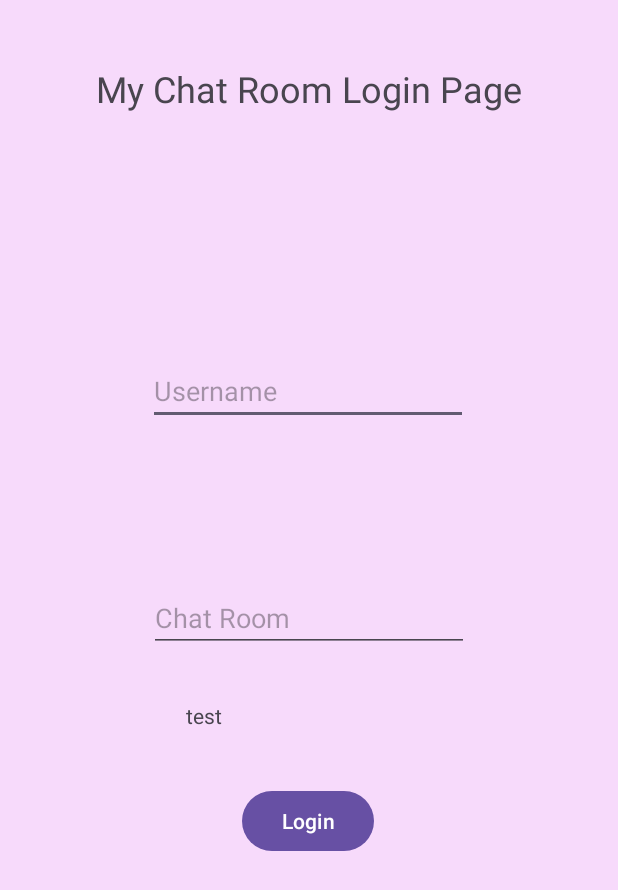
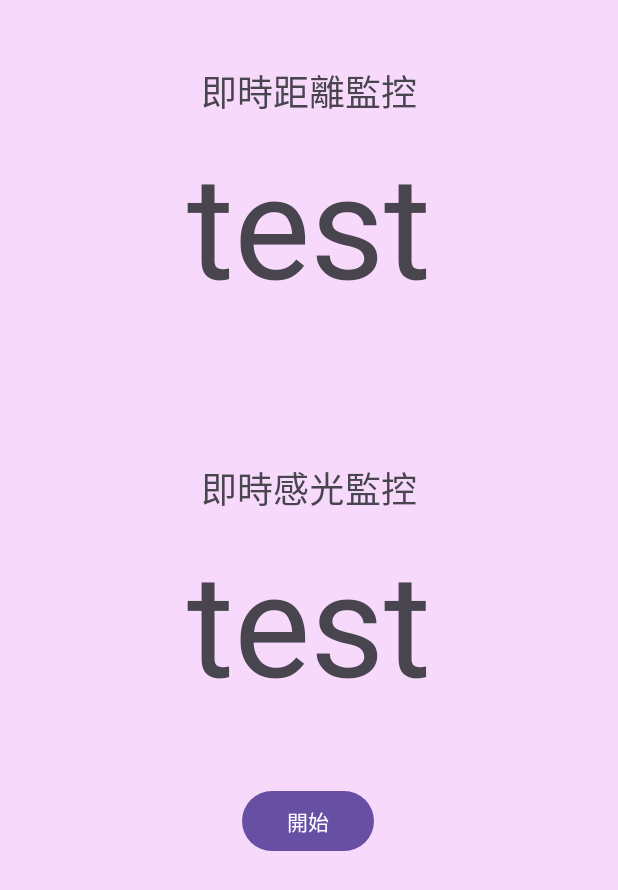
Before and after one commit to ronaldshaooo/TemperatureMonitorApp, an Android app: the screen it shows after launch (MainActivity), on a phone screen of 412 x 824 dp. Shown: the top 890 px of the screen. Run offline under Robolectric (Android 15) with nearby library versions, the phone set to English and light mode, and no system bars; libraries missing offline, so code that uses them is left out: com.neovisionaries.ws.

Commit message:
hardcode client channel

```diff
--- a/AndroidChatClient/app/src/main/java/com/example/androidchatclient/MainActivity.java
+++ b/AndroidChatClient/app/src/main/java/com/example/androidchatclient/MainActivity.java
@@ -24,9 +24,8 @@ import java.io.IOException;
 public class MainActivity extends AppCompatActivity implements SensorEventListener {
 
     final String MsTag = "MainActivity:Cj";
-    public EditText username;
-    public EditText room;
-    public TextView error;
+    public TextView proximityText;
+    public TextView lightText;
 
     public static final String roomNameKey = "roomNameKey";  // Key for passing room name between activities
     public static final String userNameKey="userNameKey";   // Key for passing username between activities
@@ -46,9 +45,8 @@ public class MainActivity extends AppCompatActivity implements SensorEventListen
         setContentView(R.layout.activity_main);
 
         // Initialize and link the username, room, and error views from the XML layout
-        username = findViewById(R.id.usernameFld);
-        room = findViewById(R.id.roomFld);
-        error = findViewById(R.id.error);
+        proximityText = findViewById(R.id.proximityText);
+        lightText = findViewById(R.id.lightText);
 
         mSensorManager = (SensorManager)getSystemService(SENSOR_SERVICE);
         mProximity = mSensorManager.getDefaultSensor(Sensor.TYPE_PROXIMITY);
@@ -60,25 +58,25 @@ public class MainActivity extends AppCompatActivity implements SensorEventListen
         Log.d(MsTag, "Button was pressed...");
 
         // Get the user input from the EditText fields
-        String userCheck = String.valueOf(username.getText());
-        String roomCheck = String.valueOf(room.getText());
+        String userCheck = "TestPhone";
+        String channelCheck = "TestChannel";
 
 
         // Check if both the username and chat room have at least one letter
         boolean userHasLtrs = userCheck.matches(".*[a-zA-Z].*");
-        boolean roomHasLtrs = roomCheck.matches(".*[a-zA-Z].*");
+        boolean roomHasLtrs = channelCheck.matches(".*[a-zA-Z].*");
 
         if (userHasLtrs && roomHasLtrs) {
             // Create an intent to switch to the ChatRoomPage activity
             Intent intent = new Intent(this, ChatRoomPage.class);
             // Pass the room name and username as extras to the ChatRoomPage activity
             intent.putExtra(userNameKey, userCheck);
-            intent.putExtra(roomNameKey, roomCheck);
+            intent.putExtra(roomNameKey, channelCheck);
             // Start the ChatRoomPage activity
             startActivity(intent);
         } else {
             // Display an error message if either the username or chat room text is empty
-            error.setText("Username and chat room are required fields.");
+//            error.setText("Username and chat room are required fields.");
         }
     }
 
@@ -97,7 +95,7 @@ public class MainActivity extends AppCompatActivity implements SensorEventListen
     @Override
     public void onSensorChanged(SensorEvent event) {
         if (event.sensor.getType() == Sensor.TYPE_PROXIMITY) {
-            error.setText(String.valueOf(event.values[0]));
+            proximityText.setText(String.valueOf(event.values[0]));
             if (event.values[0] >= -SENSOR_SENSITIVITY && event.values[0] <= SENSOR_SENSITIVITY) {
                 //near
                 Toast.makeText(getApplicationContext(), "near", Toast.LENGTH_SHORT).show();
@@ -108,7 +106,7 @@ public class MainActivity extends AppCompatActivity implements SensorEventListen
         }
 
         if (event.sensor.getType() == Sensor.TYPE_LIGHT) {
-            error.setText(String.valueOf(event.values[0]));
+            lightText.setText(String.valueOf(event.values[0]));
 
         }
     }
--- a/AndroidChatClient/app/src/main/res/layout/activity_main.xml
+++ b/AndroidChatClient/app/src/main/res/layout/activity_main.xml
@@ -8,11 +8,11 @@
     tools:context=".MainActivity">
 
     <Button
-        android:id="@+id/loginBtn"
+        android:id="@+id/startBtn"
         android:layout_width="wrap_content"
         android:layout_height="wrap_content"
         android:onClick="handleLogin"
-        android:text="Login"
+        android:text="開始"
         app:layout_constraintBottom_toBottomOf="parent"
         app:layout_constraintEnd_toEndOf="parent"
         app:layout_constraintHorizontal_bias="0.498"
@@ -20,38 +20,12 @@
         app:layout_constraintTop_toTopOf="parent"
         app:layout_constraintVertical_bias="0.674" />
 
-    <EditText
-        android:id="@+id/usernameFld"
-        android:layout_width="wrap_content"
-        android:layout_height="wrap_content"
-        android:ems="10"
-        android:hint="Username"
-        android:inputType="text"
-        app:layout_constraintBottom_toBottomOf="parent"
-        app:layout_constraintEnd_toEndOf="parent"
-        app:layout_constraintHorizontal_bias="0.497"
-        app:layout_constraintStart_toStartOf="parent"
-        app:layout_constraintTop_toTopOf="parent"
-        app:layout_constraintVertical_bias="0.306" />
-
-
-    <EditText
-        android:id="@+id/roomFld"
-        android:layout_width="wrap_content"
-        android:layout_height="wrap_content"
-        android:ems="10"
-        android:hint="Chat Room"
-        android:inputType="text"
-        app:layout_constraintBottom_toBottomOf="parent"
-        app:layout_constraintEnd_toEndOf="parent"
-        app:layout_constraintStart_toStartOf="parent"
-        app:layout_constraintTop_toTopOf="parent" />
 
     <TextView
         android:id="@+id/textView2"
         android:layout_width="wrap_content"
         android:layout_height="wrap_content"
-        android:text="My Chat Room Login Page"
+        android:text="即時距離監控"
         android:textSize="24sp"
         app:layout_constraintBottom_toBottomOf="parent"
         app:layout_constraintEnd_toEndOf="parent"
@@ -60,15 +34,41 @@
         app:layout_constraintVertical_bias="0.054" />
 
     <TextView
-        android:id="@+id/error"
-        android:layout_width="163dp"
-        android:layout_height="53dp"
-        android:text="test"
+        android:id="@+id/textView"
+        android:layout_width="wrap_content"
+        android:layout_height="wrap_content"
+        android:text="即時感光監控"
+        android:textSize="24sp"
         app:layout_constraintBottom_toBottomOf="parent"
         app:layout_constraintEnd_toEndOf="parent"
-        app:layout_constraintHorizontal_bias="0.498"
+        app:layout_constraintHorizontal_bias="0.501"
         app:layout_constraintStart_toStartOf="parent"
         app:layout_constraintTop_toTopOf="parent"
-        app:layout_constraintVertical_bias="0.606" />
+        app:layout_constraintVertical_bias="0.39" />
+
+    <TextView
+        android:id="@+id/proximityText"
+        android:layout_width="217dp"
+        android:layout_height="125dp"
+        android:text="test"
+        android:textAlignment="center"
+        android:textSize="96sp"
+        app:layout_constraintBottom_toBottomOf="parent"
+        app:layout_constraintEnd_toEndOf="parent"
+        app:layout_constraintStart_toStartOf="parent"
+        app:layout_constraintTop_toTopOf="parent"
+        app:layout_constraintVertical_bias="0.12" />
+
+    <TextView
+        android:id="@+id/lightText"
+        android:layout_width="217dp"
+        android:layout_height="125dp"
+        android:text="test"
+        android:textAlignment="center"
+        android:textSize="96sp"
+        app:layout_constraintBottom_toBottomOf="parent"
+        app:layout_constraintEnd_toEndOf="parent"
+        app:layout_constraintStart_toStartOf="parent"
+        app:layout_constraintTop_toTopOf="parent" />
 
 </androidx.constraintlayout.widget.ConstraintLayout>
```
Also changed, not shown: AndroidChatClient/app/src/main/java/com/example/androidchatclient/ChatRoomPage.java (+1 -6 lines), AndroidChatClient/app/src/main/res/layout/activity_chat_room_page.xml (deleted, +0 -94 lines).
